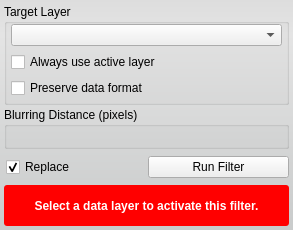
First picture: the form in src/Interface/ToolInterface/DiscreteGaussianFilterInterface.ui, repository jessdtate/Seg3D, before the edit.
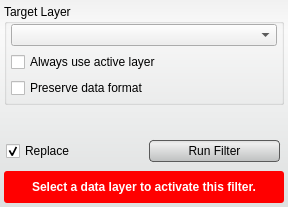
Second picture: the form after the edit. Custom widgets are drawn as their Qt base class.

Commit message: added styles to the ui buttons still some tweaking that needs done.  check out the Discrete Gaussian Blur tool and let me know if the lighter background looks better.

What changed in the file:
```diff
--- a/src/Interface/ToolInterface/DiscreteGaussianFilterInterface.ui
+++ b/src/Interface/ToolInterface/DiscreteGaussianFilterInterface.ui
@@ -6,8 +6,8 @@
    <rect>
     <x>0</x>
     <y>0</y>
-    <width>293</width>
-    <height>230</height>
+    <width>288</width>
+    <height>207</height>
    </rect>
   </property>
   <property name="sizePolicy">
@@ -28,12 +28,34 @@
   <property name="styleSheet">
    <string notr="true">QWidget#DiscreteGaussianFilterInterface{
 	border-radius: 3px;
-	background-color: qlineargradient(spread:pad, x1:0.5, y1:0, x2:0.5, y2:0.960227, stop:0 rgba(221, 221, 221, 255), stop:0.155779 rgba(228, 228, 228, 255), stop:1 rgba(202, 204, 204, 255));      
+	background-color: qlineargradient(spread:pad, x1:0.5, y1:0, x2:0.5, y2:0.960227, stop:0 rgba(241, 241, 241, 255), stop:0.155779 rgba(250, 250, 250, 255), stop:1 rgba(222, 224, 224, 255));      
+}
+
+
+QPushButton{
+	background-color: qlineargradient(spread:pad, x1:0.5, y1:0, x2:0.5, y2:0.960227, stop:0 rgba(221, 221, 221, 255), stop:0.155779 rgba(238, 238, 238, 255), stop:1 rgba(192, 194, 194, 255));
+	border-radius: 4px;
+	border: 1px solid rgb(90, 90, 90);
+	margin:4px;
+}
+
+QPushButton:hover{
+	background-color: qlineargradient(spread:pad, x1:0.5, y1:0, x2:0.5, y2:1, stop:0 rgba(195, 195, 195, 255), stop:0.253769 rgba(206, 206, 206, 255), stop:1 rgba(185, 185, 185, 255));
+	border-radius: 4px;
+	border: 1px solid rgb(90, 90, 90);
+	margin:4px;
+}
+
+QPushButton:pressed{
+	background-color: qlineargradient(spread:pad, x1:0.5, y1:0, x2:0.5, y2:1, stop:0 rgba(150, 150, 150, 255), stop:0.753769 rgba(206, 206, 206, 255), stop:1 rgba(185, 185, 185, 255));
+	border-radius: 4px;
+	border: 1px solid rgb(90, 90, 90);
+	margin:4px;
 }</string>
   </property>
   <layout class="QVBoxLayout" name="verticalLayout">
    <property name="spacing">
-    <number>2</number>
+    <number>4</number>
    </property>
    <property name="margin">
     <number>4</number>
@@ -123,28 +145,7 @@
     </widget>
    </item>
    <item>
-    <widget class="QGroupBox" name="groupBox">
-     <property name="title">
-      <string>Blurring Distance (pixels)</string>
-     </property>
-     <layout class="QHBoxLayout" name="horizontalLayout_2">
-      <property name="leftMargin">
-       <number>4</number>
-      </property>
-      <property name="topMargin">
-       <number>2</number>
-      </property>
-      <property name="rightMargin">
-       <number>4</number>
-      </property>
-      <property name="bottomMargin">
-       <number>4</number>
-      </property>
-      <item>
-       <widget class="QtUtils::QtSliderDoubleCombo" name="blurring_distance_" native="true"/>
-      </item>
-     </layout>
-    </widget>
+    <widget class="QtUtils::QtSliderDoubleCombo" name="blurring_distance_" native="true"/>
    </item>
    <item>
     <widget class="QWidget" name="replaceRunWidget" native="true">
@@ -188,6 +189,12 @@
       </item>
       <item>
        <widget class="QPushButton" name="runFilterButton">
+        <property name="minimumSize">
+         <size>
+          <width>0</width>
+          <height>30</height>
+         </size>
+        </property>
         <property name="text">
          <string>Run Filter</string>
         </property>
```
The commit also changes 57 other files.
